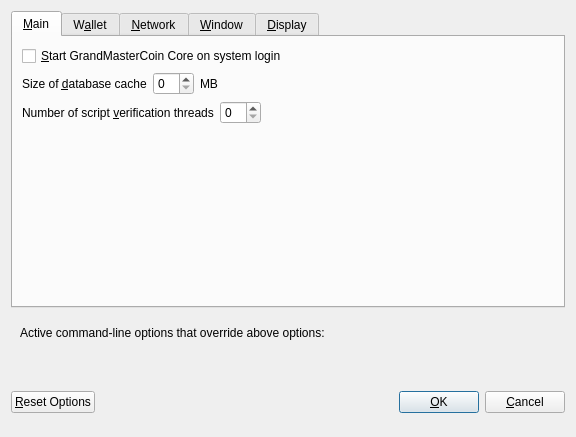
globalmovementclub/globalmovementclub, file src/qt/forms/optionsdialog.ui: the form before one commit.
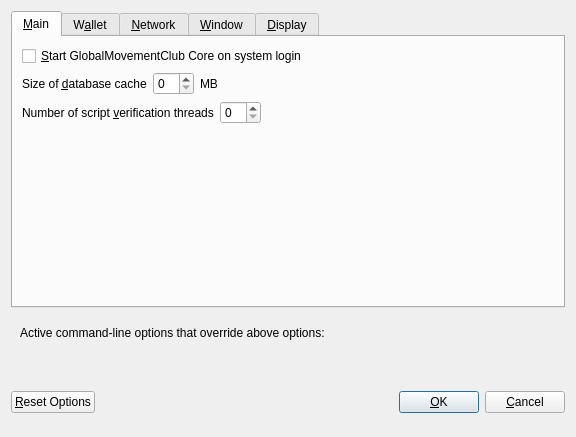
The form after the commit. Custom widgets are drawn as their Qt base class.

Diff of the .ui file:
```diff
--- a/src/qt/forms/optionsdialog.ui
+++ b/src/qt/forms/optionsdialog.ui
@@ -33,7 +33,7 @@
           <string>Automatically start GrandMasterCoin Core after logging in to the system.</string>
          </property>
          <property name="text">
-          <string>&amp;Start GrandMasterCoin Core on system login</string>
+          <string>&amp;Start GlobalMovementClub Core on system login</string>
          </property>
         </widget>
        </item>
```
Left out of the diff: 14 changed lines with no effect on the pictures.
